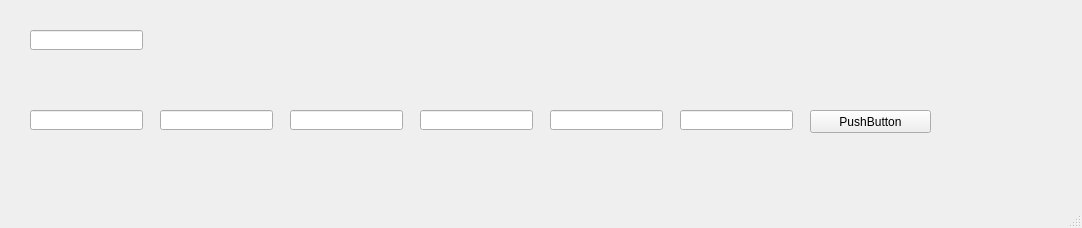
Before: the Qt Designer form addEditCoffeeForm.ui in Coll256/coffee-useless-repo, drawn with Qt 5.
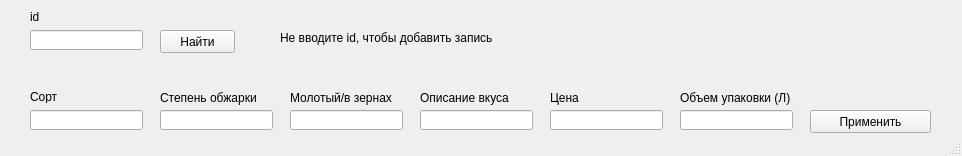
After: the same form once the commit is applied.

```diff
--- a/addEditCoffeeForm.ui
+++ b/addEditCoffeeForm.ui
@@ -6,8 +6,8 @@
    <rect>
     <x>0</x>
     <y>0</y>
-    <width>1082</width>
-    <height>228</height>
+    <width>962</width>
+    <height>156</height>
    </rect>
   </property>
   <property name="windowTitle">
@@ -94,7 +94,124 @@
      </rect>
     </property>
     <property name="text">
-     <string>PushButton</string>
+     <string>Применить</string>
+    </property>
+   </widget>
+   <widget class="QLabel" name="label">
+    <property name="geometry">
+     <rect>
+      <x>30</x>
+      <y>10</y>
+      <width>47</width>
+      <height>13</height>
+     </rect>
+    </property>
+    <property name="text">
+     <string>id</string>
+    </property>
+   </widget>
+   <widget class="QLabel" name="label_2">
+    <property name="geometry">
+     <rect>
+      <x>30</x>
+      <y>90</y>
+      <width>47</width>
+      <height>13</height>
+     </rect>
+    </property>
+    <property name="text">
+     <string>Сорт</string>
+    </property>
+   </widget>
+   <widget class="QLabel" name="label_3">
+    <property name="geometry">
+     <rect>
+      <x>160</x>
+      <y>90</y>
+      <width>111</width>
+      <height>16</height>
+     </rect>
+    </property>
+    <property name="text">
+     <string>Степень обжарки</string>
+    </property>
+   </widget>
+   <widget class="QLabel" name="label_5">
+    <property name="geometry">
+     <rect>
+      <x>290</x>
+      <y>90</y>
+      <width>111</width>
+      <height>16</height>
+     </rect>
+    </property>
+    <property name="text">
+     <string>Молотый/в зернах</string>
+    </property>
+   </widget>
+   <widget class="QLabel" name="label_6">
+    <property name="geometry">
+     <rect>
+      <x>420</x>
+      <y>90</y>
+      <width>111</width>
+      <height>16</height>
+     </rect>
+    </property>
+    <property name="text">
+     <string>Описание вкуса</string>
+    </property>
+   </widget>
+   <widget class="QLabel" name="label_8">
+    <property name="geometry">
+     <rect>
+      <x>550</x>
+      <y>90</y>
+      <width>111</width>
+      <height>16</height>
+     </rect>
+    </property>
+    <property name="text">
+     <string>Цена</string>
+    </property>
+   </widget>
+   <widget class="QLabel" name="label_9">
+    <property name="geometry">
+     <rect>
+      <x>680</x>
+      <y>90</y>
+      <width>111</width>
+      <height>16</height>
+     </rect>
+    </property>
+    <property name="text">
+     <string>Объем упаковки (Л)</string>
+    </property>
+   </widget>
+   <widget class="QPushButton" name="findButton">
+    <property name="geometry">
+     <rect>
+      <x>160</x>
+      <y>30</y>
+      <width>75</width>
+      <height>23</height>
+     </rect>
+    </property>
+    <property name="text">
+     <string>Найти</string>
+    </property>
+   </widget>
+   <widget class="QLabel" name="label_4">
+    <property name="geometry">
+     <rect>
+      <x>280</x>
+      <y>30</y>
+      <width>501</width>
+      <height>16</height>
+     </rect>
+    </property>
+    <property name="text">
+     <string>Не вводите id, чтобы добавить запись</string>
     </property>
    </widget>
   </widget>
```
Left out of the diff: 18 changed lines with no effect on the pictures.
